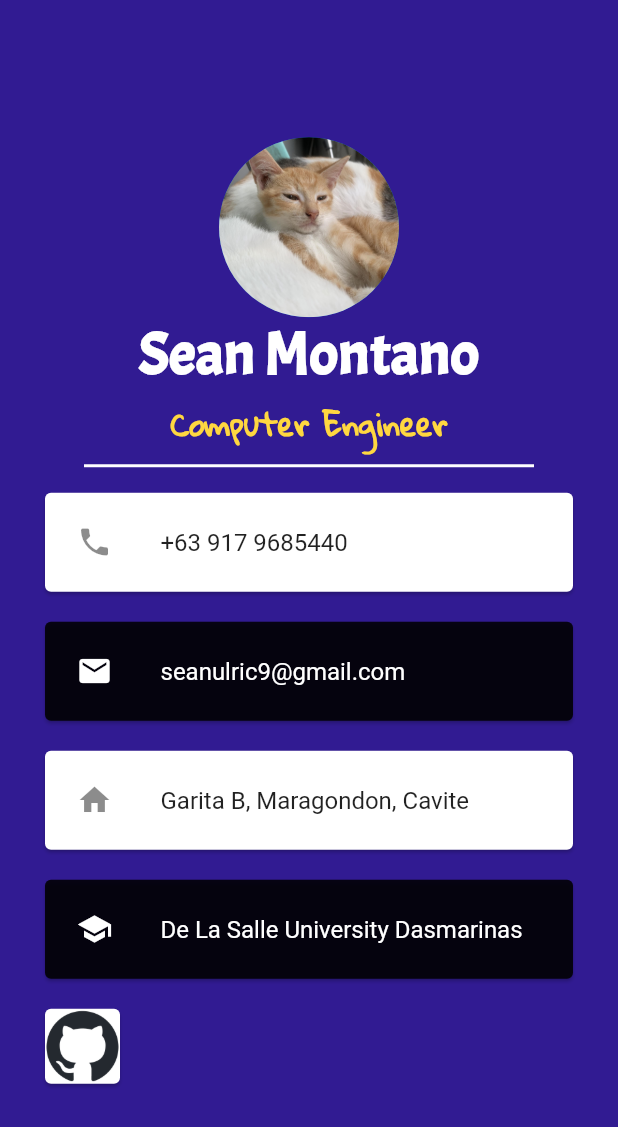
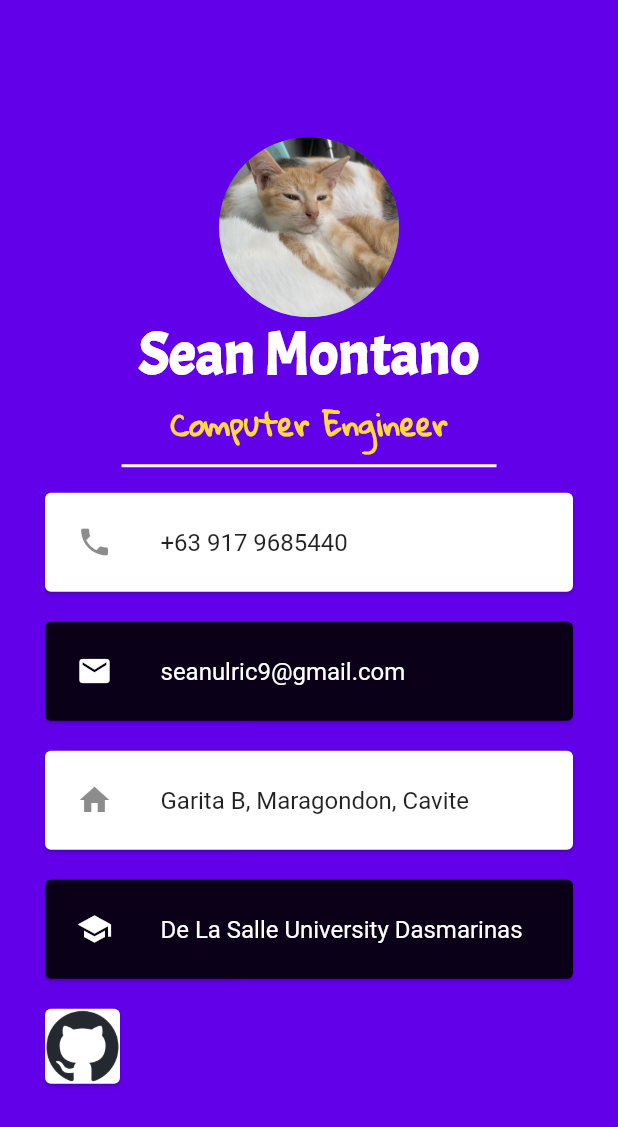
Before and after one commit to seannn9/Business-Card, a Flutter app: the screen it shows after launch, on a phone screen of 412 x 824 dp. Shown: the top 1127 px of the screen. Run offline on Flutter 3.47's test engine with Material 2 defaults, Android fonts, the phone set to English and light mode, and no system bars.

Commit message:
some changes

```diff
--- a/lib/main.dart
+++ b/lib/main.dart
@@ -1,5 +1,4 @@
 import 'package:flutter/material.dart';
-import 'package:url_launcher/url_launcher.dart';
 import 'package:url_launcher/url_launcher_string.dart';
 
 void _launchURL() async{
@@ -17,7 +16,7 @@ class MyApp extends StatelessWidget {
   Widget build(BuildContext context) {
     return MaterialApp(
       home: Scaffold(
-        backgroundColor: Colors.deepPurple[900],
+        backgroundColor: Colors.deepPurpleAccent[700],
         body: const SafeArea(
           child: Column(
             mainAxisAlignment: MainAxisAlignment.center,
@@ -45,7 +44,7 @@ class MyApp extends StatelessWidget {
                 ),
               ),
               SizedBox(
-                width: 300.0,
+                width: 250.0,
                 child: Divider(
                   thickness: 2.0,
                   color: Colors.white,
@@ -106,7 +105,8 @@ class MyApp extends StatelessWidget {
                     ),
                   ),
                 )
-              ]),
+               ]
+              ),
             ],
           )
         )
```
